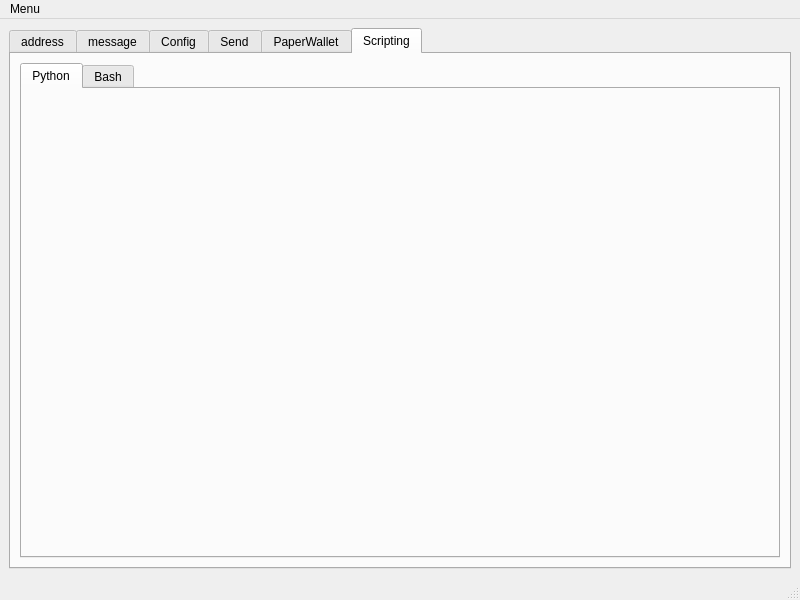
First picture: the form in full/mainwindow.ui, repository netpipe/Ethereum-QWallet, before the edit.
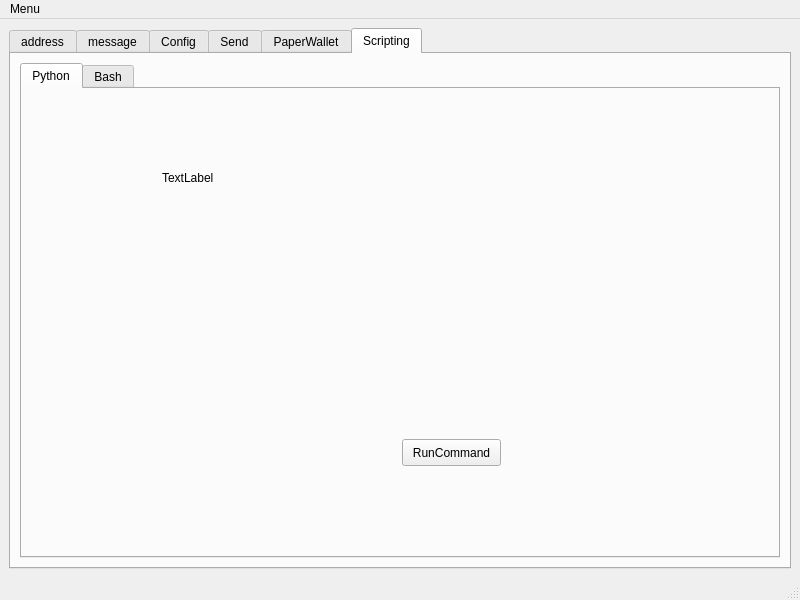
Second picture: the form after the edit. The open tabs and pages were chosen to show the change.

The edit to the form file:
```diff
--- a/full/mainwindow.ui
+++ b/full/mainwindow.ui
@@ -470,6 +470,32 @@
            <attribute name="title">
             <string>Python</string>
            </attribute>
+           <widget class="QPushButton" name="pushButton_2">
+            <property name="geometry">
+             <rect>
+              <x>380</x>
+              <y>350</y>
+              <width>99</width>
+              <height>27</height>
+             </rect>
+            </property>
+            <property name="text">
+             <string>RunCommand</string>
+            </property>
+           </widget>
+           <widget class="QLabel" name="pylabel">
+            <property name="geometry">
+             <rect>
+              <x>140</x>
+              <y>80</y>
+              <width>67</width>
+              <height>17</height>
+             </rect>
+            </property>
+            <property name="text">
+             <string>TextLabel</string>
+            </property>
+           </widget>
           </widget>
           <widget class="QWidget" name="tab_9">
            <attribute name="title">
```
Left out of the diff: 2 changed lines with no effect on the pictures.
